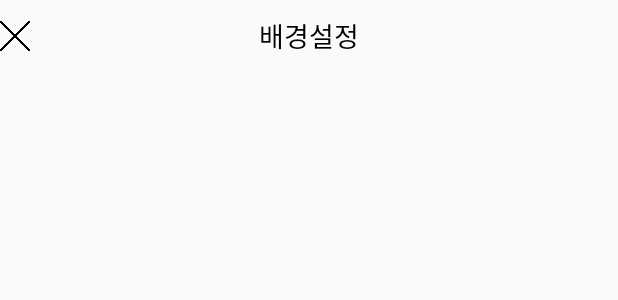
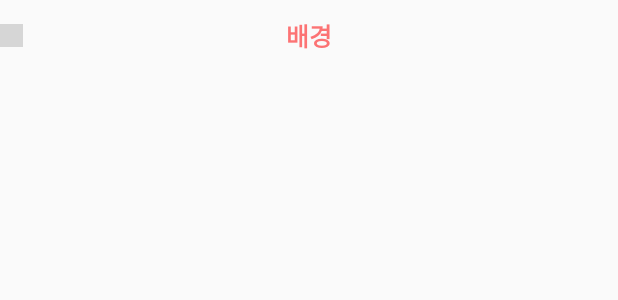
Before and after one commit to gkskzh100/NewAragraphy, an Android app: the layout layout_actionbar_selectbg.xml on its own in the app's theme, with its tools: preview values and no code run, on a phone screen of 412 x 824 dp. Shown: the top 300 px of the screen. Run offline under Robolectric (Android 15) with nearby library versions, the light colour scheme and no system bars; grey boxes are pictures that could not be loaded.

Commit message:
Bong ver 0.1.8

```diff
--- a/app/src/main/java/jm/dodam/newaragraphy/BackgroundAdapter.java
+++ b/app/src/main/java/jm/dodam/newaragraphy/BackgroundAdapter.java
@@ -2,6 +2,7 @@ package jm.dodam.newaragraphy;
 
 import android.content.Context;
 import android.content.Intent;
+import android.support.v7.widget.CardView;
 import android.support.v7.widget.RecyclerView;
 import android.util.Log;
 import android.view.LayoutInflater;
--- a/app/src/main/java/jm/dodam/newaragraphy/SelectBackActivity.java
+++ b/app/src/main/java/jm/dodam/newaragraphy/SelectBackActivity.java
@@ -68,7 +68,7 @@ public class SelectBackActivity extends AppCompatActivity{
         ActionBar.LayoutParams params = new ActionBar.LayoutParams(ActionBar.LayoutParams.MATCH_PARENT);
         actionBar.setCustomView(mCustomView,params);
 
-    }
+     }
     private void setListAdapter(){
 
         recyclerView.setHasFixedSize(true);
--- a/app/src/main/res/layout/activity_select_bg.xml
+++ b/app/src/main/res/layout/activity_select_bg.xml
@@ -7,7 +7,8 @@
     >
 
     <android.support.v7.widget.RecyclerView
-
+        android:paddingLeft="16dp"
+        android:background="#efefef"
         android:layout_width="match_parent"
         android:layout_height="0dp"
         android:layout_weight="100"
--- a/app/src/main/res/layout/layout_actionbar_selectbg.xml
+++ b/app/src/main/res/layout/layout_actionbar_selectbg.xml
@@ -6,19 +6,20 @@
 
     <ImageButton
         android:id="@+id/SelectExitImageBtn"
-        android:layout_width="20dp"
-        android:layout_height="20dp"
+        android:layout_width="15dp"
+        android:layout_height="15dp"
         android:layout_centerVertical="true"
 
-        android:background="@drawable/cancle_dark_btn"/>
+        android:background="@drawable/cancel_dark_btn"/>
 
     <TextView
-        android:textColor="#000000"
+        android:textColor="#fc7374"
         android:id="@+id/SelectTv"
         android:layout_width="100dp"
         android:layout_height="match_parent"
-        android:text="배경설정"
-        android:textSize="18sp"
+        android:text="배경"
+        android:textStyle="bold"
+        android:textSize="16.5sp"
         android:gravity="center"
         android:layout_alignParentTop="true"
         android:layout_centerHorizontal="true" />
```
Also changed, not shown: app/src/main/res/layout/item_select_bg.xml (+5 -6 lines), app/src/main/res/drawable/cancle_dark_btn.png (deleted), 1 other file.
